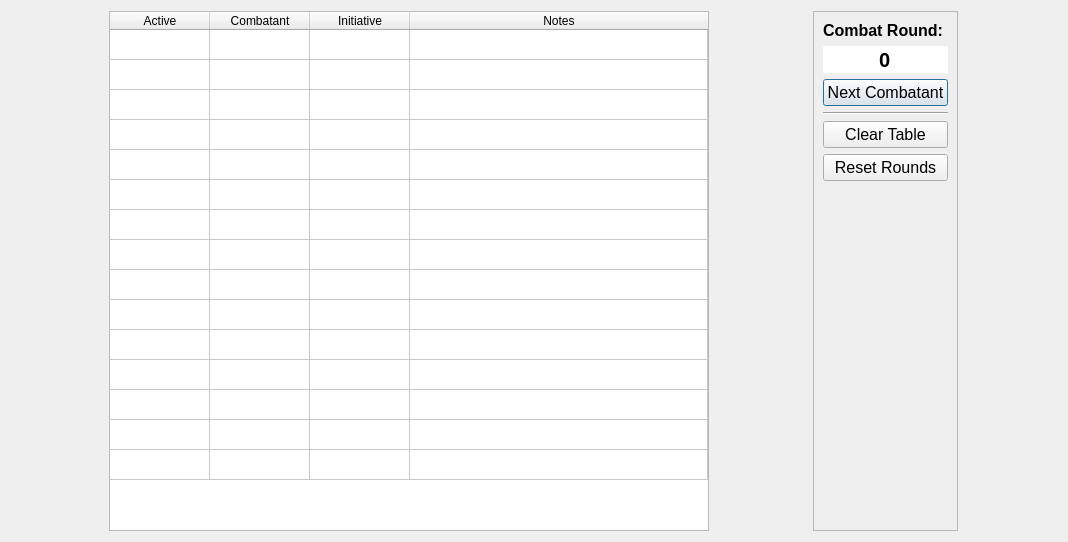
This is tools/combattracker.ui in PhilInTheGaps/GM-Companion as Qt 5 draws it before an edit. The edited form follows.
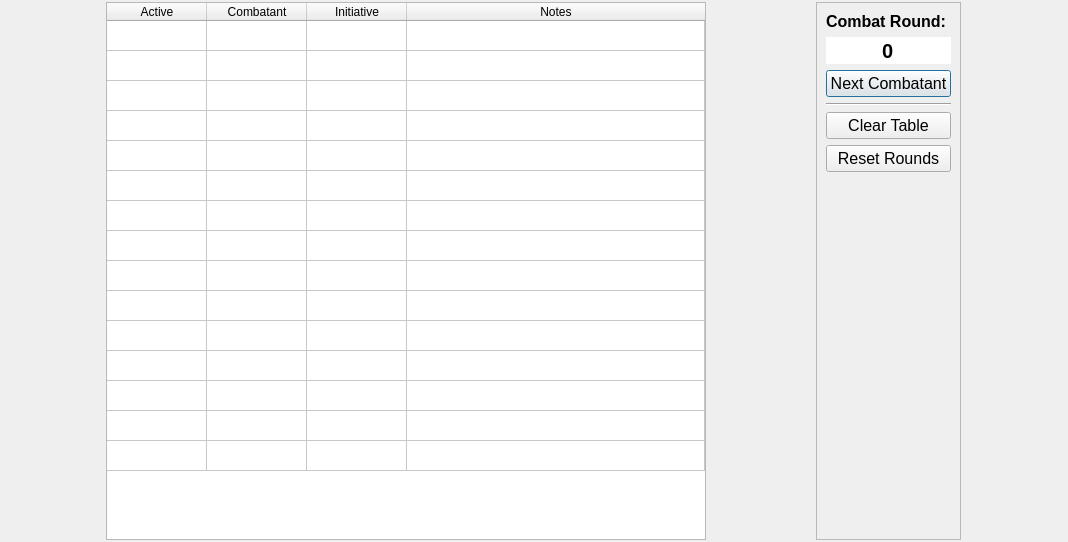
This is the edited form.

Commit message: Changed top layout margins to 2px

```diff
--- a/tools/combattracker.ui
+++ b/tools/combattracker.ui
@@ -16,7 +16,25 @@
   <property name="autoFillBackground">
    <bool>false</bool>
   </property>
+  <property name="sizeGripEnabled">
+   <bool>false</bool>
+  </property>
+  <property name="modal">
+   <bool>false</bool>
+  </property>
   <layout class="QHBoxLayout" name="horizontalLayout">
+   <property name="leftMargin">
+    <number>2</number>
+   </property>
+   <property name="topMargin">
+    <number>2</number>
+   </property>
+   <property name="rightMargin">
+    <number>2</number>
+   </property>
+   <property name="bottomMargin">
+    <number>2</number>
+   </property>
    <item>
     <layout class="QVBoxLayout" name="verticalLayout_2">
      <item>
```
The commit also changes 6 other files.
